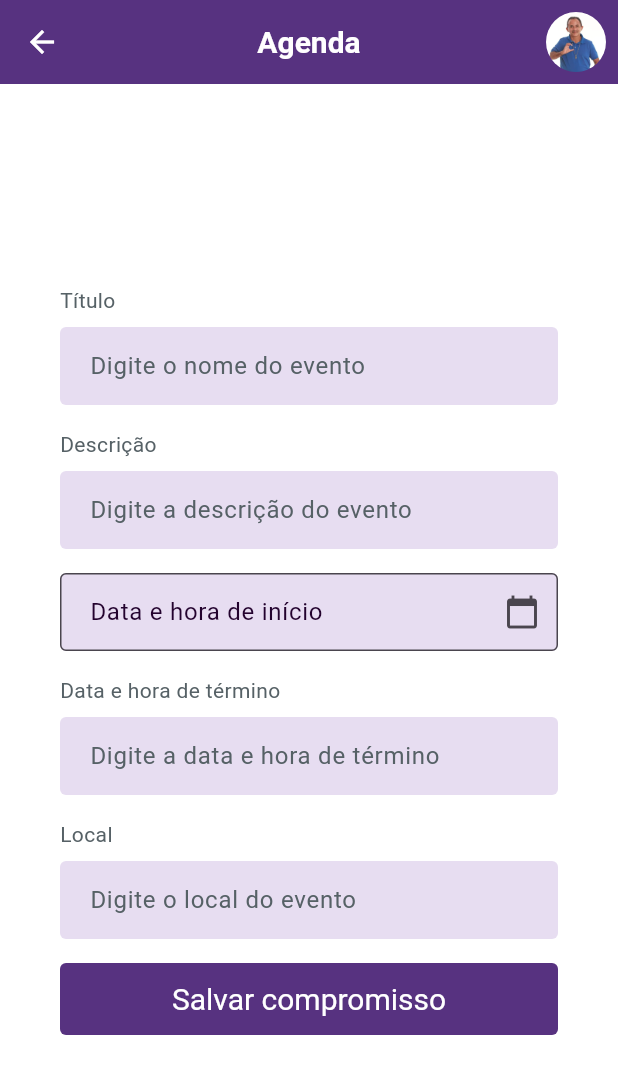
After one commit to pereirathiago/flutter_agenda_app, a Flutter app: the NewAppointmentView screen opened directly, on a phone screen of 412 x 824 dp. The commit adds this screen. Shown: the top 1074 px of the screen. Run offline on Flutter 3.47's test engine with Material 3 defaults, Android fonts, the phone set to English and light mode, and no system bars; our stand-ins replace flutter_svg, syncfusion_flutter_calendar.

Commit message:
comecei a tela de compromissos e botao de novo compromissoe merge da mein

```diff
--- a/lib/shared/app_routes.dart
+++ b/lib/shared/app_routes.dart
@@ -5,6 +5,7 @@ import 'package:flutter_agenda_app/ui/login_register/register.dart';
 import 'package:flutter_agenda_app/ui/schedule/schedule_view.dart';
 import 'package:flutter_agenda_app/ui/user_profile/edit_profile_view.dart';
 import 'package:flutter_agenda_app/ui/user_profile/user_profile_view.dart';
+import 'package:flutter_agenda_app/ui/appointments/new_appointment.dart';
 
 var appRoutes = <String, WidgetBuilder>{
   '/': (context) => const LoginRegisterView(),
--- /dev/null
+++ b/lib/ui/appointments/new_appointment.dart
@@ -0,0 +1,113 @@
+import 'package:flutter/material.dart';
+import 'package:flutter_agenda_app/ui/widgets/app_bar_widget.dart';
+import 'package:flutter_agenda_app/ui/widgets/app_button_widget.dart';
+import 'package:flutter_agenda_app/ui/widgets/app_input_widget.dart';
+import 'package:flutter_agenda_app/ui/widgets/app_text_button_widget.dart';
+
+class NewAppointmentView extends StatelessWidget {
+  NewAppointmentView({super.key});
+
+  final TextEditingController titleController = TextEditingController();
+  final TextEditingController descriptionController = TextEditingController();
+  final TextEditingController startHourController = TextEditingController();
+  final TextEditingController endHourController = TextEditingController();
+  final TextEditingController localController = TextEditingController();
+
+  void pickTime(BuildContext context) {
+    showTimePicker(
+      context: context,
+      initialTime: TimeOfDay.now(),
+    ).then((value) {
+      if (value != null) {
+        final time = value.format(context);
+        startHourController.text = time;
+      }
+    });
+  }
+
+  @override
+  Widget build(BuildContext context) {
+    return Scaffold(
+      appBar: AppBarWidget(),
+      body: Center(
+        child: SingleChildScrollView(
+          padding: const EdgeInsets.all(16),
+          child: Container(
+            width: double.infinity,
+            padding: const EdgeInsets.symmetric(horizontal: 24, vertical: 32),
+            decoration: BoxDecoration(
+              color: Colors.white,
+              borderRadius: BorderRadius.circular(24),
+            ),
+            child: Column(
+              crossAxisAlignment: CrossAxisAlignment.start,
+              children: [
+                AppInputWidget(
+                  label: 'Título',
+                  hintText: 'Digite o nome do evento',
+                  controller: titleController,
+                ),
+                const SizedBox(height: 16),
+                AppInputWidget(
+                  label: 'Descrição',
+                  hintText: 'Digite a descrição do evento',
+                  controller: descriptionController,
+                ),
+                const SizedBox(height: 16),
+                TextField(
+                  controller: startHourController,
+                  readOnly: true,
+                  onTap: () async {
+                  final date = await showDatePicker(
+                    context: context,
+                    initialDate: DateTime.now(),
+                    firstDate: DateTime(2000),
+                    lastDate: DateTime(2100),
+                  );
+                  if (date != null) {
+                    final time = await showTimePicker(
+                    context: context,
+                    initialTime: TimeOfDay.now(),
+                    );
+                    if (time != null) {
+                    final dateTime = DateTime(
+                      date.year,
+                      date.month,
+                      date.day,
+                      time.hour,
+                      time.minute,
+                    );
+                    startHourController.text =
+                      '${dateTime.day}/${dateTime.month}/${dateTime.year} ${time.format(context)}';
+                    }
+                  }
+                  },
+                  decoration: InputDecoration(
+                  labelText: 'Data e hora de início',
+                  hintText: 'Digite a data e hora de início',
+                  suffixIcon: const Icon(Icons.calendar_today),
+                  border: const OutlineInputBorder(),
+                  ),
+                ),
+                const SizedBox(height: 16),
+                AppInputWidget(
+                  label: 'Data e hora de término',
+                  hintText: 'Digite a data e hora de término',
+                  controller: endHourController,
+                ),
+                const SizedBox(height: 16),
+                AppInputWidget(
+                  label: 'Local',
+                  hintText: 'Digite o local do evento',
+                  controller: localController,
+                ),
+                const SizedBox(height: 16),
+                AppButtonWidget(text: 'Salvar compromisso', onPressed: (){}),
+              ],
+            ),
+          ),
+        ),
+      ),
+    );
+  }
+}
```
Also changed, not shown: lib/models/appointment.dart (+18 -2 lines), lib/ui/schedule/schedule_view.dart (+8 -0 lines).
